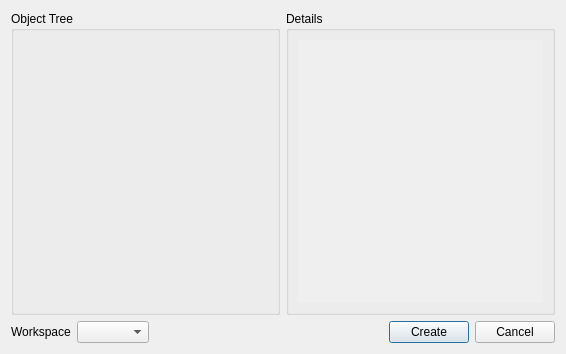
Old version of the form Code/qtiplot/MantidQt/CustomDialogs/inc/CreateSampleShapeDialog.ui in the repository mantidproject/mantid.
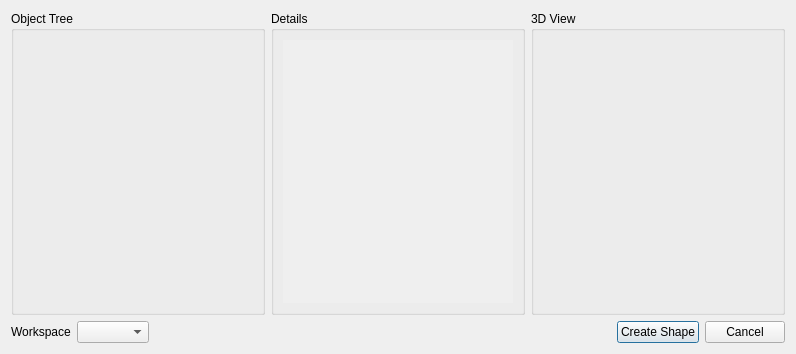
New version of the form.

Commit message: Added 3D viewer to the CreateSampleShape dialog. Currently defining a torus is unsupported and a cone cannot be used in complex shapes. Closes #538

The edit to the form file:
```diff
--- a/Code/qtiplot/MantidQt/CustomDialogs/inc/CreateSampleShapeDialog.ui
+++ b/Code/qtiplot/MantidQt/CustomDialogs/inc/CreateSampleShapeDialog.ui
@@ -5,7 +5,7 @@
    <rect>
     <x>0</x>
     <y>0</y>
-    <width>566</width>
+    <width>796</width>
     <height>354</height>
    </rect>
   </property>
@@ -56,7 +56,7 @@
             <rect>
              <x>0</x>
              <y>0</y>
-             <width>248</width>
+             <width>232</width>
              <height>258</height>
             </rect>
            </property>
@@ -66,6 +66,19 @@
        </layout>
       </widget>
      </item>
+     <item>
+      <widget class="QGroupBox" name="view_box" >
+       <property name="sizePolicy" >
+        <sizepolicy vsizetype="Expanding" hsizetype="Expanding" >
+         <horstretch>0</horstretch>
+         <verstretch>0</verstretch>
+        </sizepolicy>
+       </property>
+       <property name="title" >
+        <string>3D View</string>
+       </property>
+      </widget>
+     </item>
     </layout>
    </item>
    <item>
@@ -96,7 +109,7 @@
      <item>
       <widget class="QPushButton" name="createBtn" >
        <property name="text" >
-        <string>Create</string>
+        <string>Create Shape</string>
        </property>
        <property name="default" >
         <bool>true</bool>
```
The commit also changes 9 other files.
